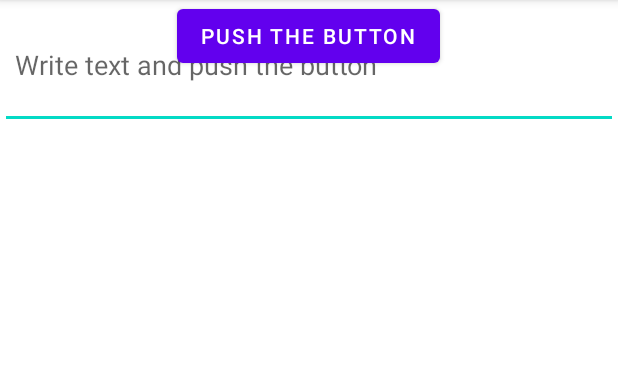
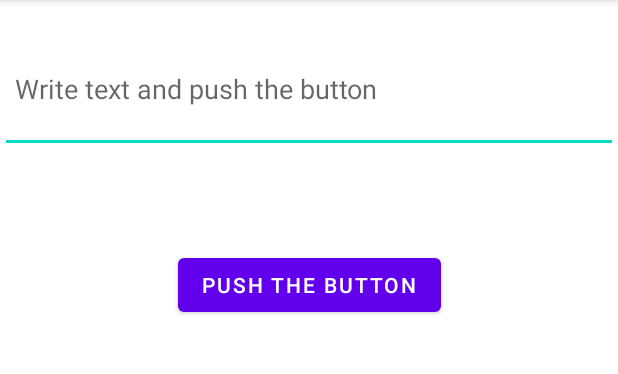
Before and after one commit to aleksey-dev-grin/BOMA, an Android app: the screen it shows after launch (MainActivity), on a phone screen of 412 x 824 dp, the part 84-458 px from its top. Run offline under Robolectric (Android 15) with nearby library versions, the phone set to English and light mode, and no system bars.

Commit message:
New Module: 5 - Many Activitys -add Intent

```diff
--- a/5_manyactivities/src/main/java/com/example/a5_manyactivities/MainActivity.java
+++ b/5_manyactivities/src/main/java/com/example/a5_manyactivities/MainActivity.java
@@ -2,6 +2,7 @@ package com.example.a5_manyactivities;
 
 import androidx.appcompat.app.AppCompatActivity;
 
+import android.content.Intent;
 import android.os.Bundle;
 import android.view.View;
 import android.widget.EditText;
@@ -19,7 +20,10 @@ public class MainActivity extends AppCompatActivity {
     }
 
     public void onClickSendMsg(View view) {
+        Intent intent = new Intent(this, RecievedMessageActivity.class);
         String msg = editTextMsg.getText().toString();
+        startActivity(intent.putExtra("message", msg));
+
     }
 
 }
--- a/5_manyactivities/src/main/res/layout/activity_main.xml
+++ b/5_manyactivities/src/main/res/layout/activity_main.xml
@@ -10,11 +10,13 @@
         android:id="@+id/editTextMsg"
         android:layout_width="match_parent"
         android:layout_height="86dp"
+        android:layout_marginTop="16dp"
         android:ems="10"
         android:hint="@string/write_text_and_push_the_button"
         android:inputType="textPersonName"
         android:padding="10dp"
         app:layout_constraintEnd_toEndOf="parent"
+        app:layout_constraintHorizontal_bias="0.0"
         app:layout_constraintStart_toStartOf="parent"
         app:layout_constraintTop_toTopOf="parent" />
 
@@ -22,11 +24,10 @@
         android:id="@+id/buttonSend"
         android:layout_width="wrap_content"
         android:layout_height="wrap_content"
-        android:layout_marginTop="200dp"
+        android:layout_marginTop="64dp"
+        android:onClick="onClickSendMsg"
         android:text="@string/push_the_button"
-        android:onClick="onClickSendMsg"
         app:layout_constraintEnd_toEndOf="parent"
-        app:layout_constraintHorizontal_bias="0.498"
         app:layout_constraintStart_toStartOf="parent"
-        app:layout_constraintTop_toBottomOf="@+id/editTextMessage" />
+        app:layout_constraintTop_toBottomOf="@+id/editTextMsg" />
 </androidx.constraintlayout.widget.ConstraintLayout>
```
Also changed, not shown: 5_manyactivities/src/main/java/com/example/a5_manyactivities/RecievedMessageActivity.java (+8 -0 lines), 5_manyactivities/src/main/res/layout/activity_recieved_message.xml (+8 -0 lines).
